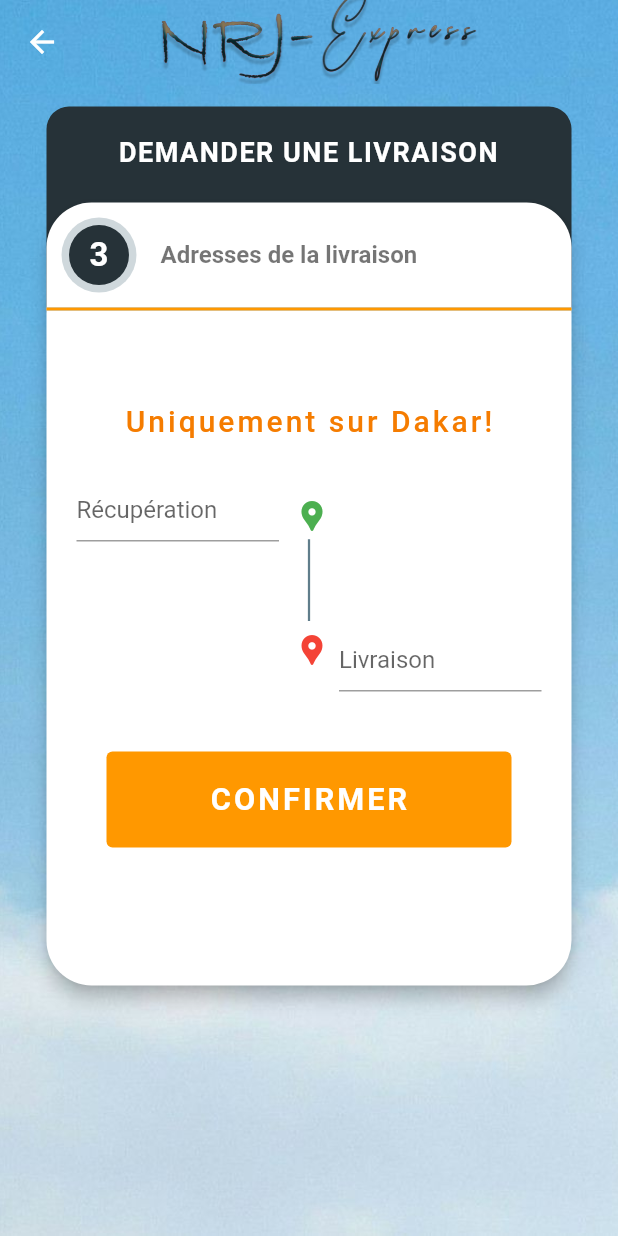
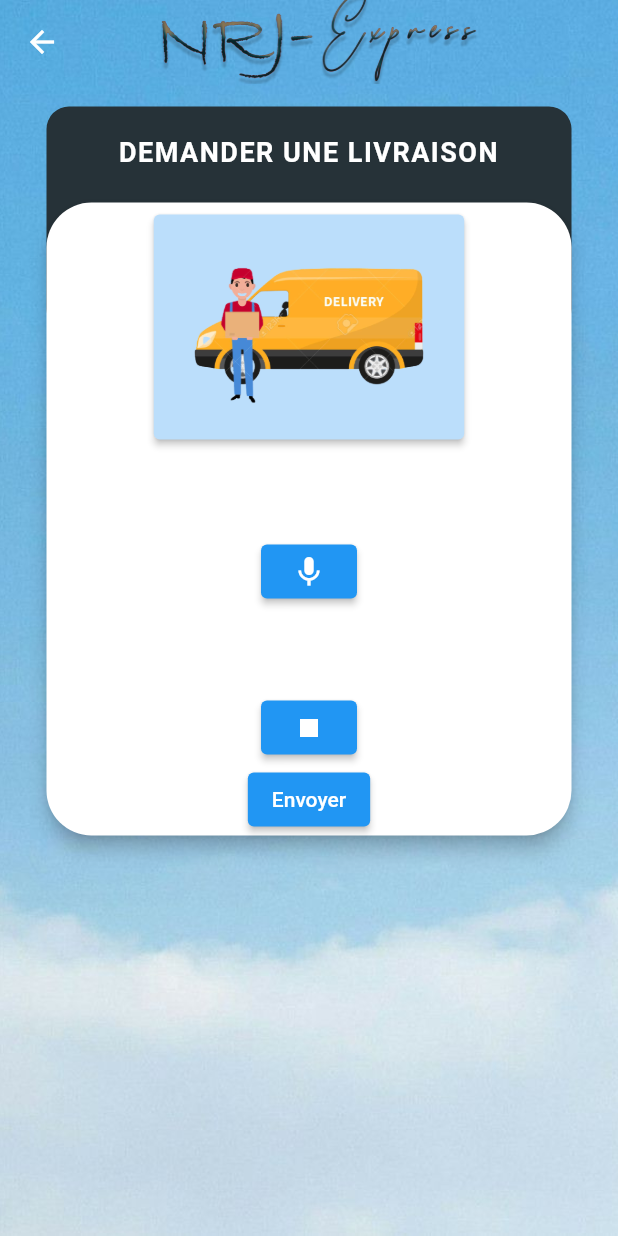
Before and after one commit to coldman-47/expeditious, a Flutter app: the NewDelivery screen opened directly, after a tap on "CONFIRMER", on a phone screen of 412 x 824 dp. Run offline on Flutter 3.47's test engine with Material 2 defaults, Android fonts, the phone set to English and light mode, and no system bars; drawn by our look-alikes of timeline_tile; our stand-ins replace assets_audio_player, logger, permission_handler; missing offline and left inert: flutter_sound.

Commit message:
Record and play audio

```diff
--- a/lib/components/adresses.dart
+++ b/lib/components/adresses.dart
@@ -1,5 +1,5 @@
-import 'package:flutter/cupertino.dart';
 import 'package:flutter/material.dart';
+import '../screens/screens.dart';
 import 'package:timeline_tile/timeline_tile.dart';
 
 class Adresses extends StatefulWidget {
@@ -69,7 +69,12 @@ class _AdressesState extends State<Adresses> {
                         padding: const EdgeInsets.all(20),
                         backgroundColor: Colors.orange,
                         primary: Colors.white),
-                    onPressed: () {}))
+                    onPressed: () {
+                      Navigator.push(
+                          context,
+                          MaterialPageRoute(
+                              builder: (context) => const RecordScreen()));
+                    }))
           ],
         ));
   }
--- /dev/null
+++ b/lib/components/components.dart
@@ -0,0 +1,2 @@
+export 'adresses.dart';
+export 'record.dart';
--- /dev/null
+++ b/lib/components/record.dart
@@ -0,0 +1,140 @@
+import 'dart:async';
+import 'dart:io';
+import 'package:flutter/cupertino.dart';
+import 'package:flutter/material.dart';
+import 'package:flutter_sound/flutter_sound.dart';
+import 'package:intl/date_symbol_data_local.dart';
+import 'package:permission_handler/permission_handler.dart';
+import 'package:assets_audio_player/assets_audio_player.dart';
+import 'package:path/path.dart' as path;
+import 'package:intl/intl.dart' show DateFormat;
+
+class Record extends StatefulWidget {
+  const Record({Key? key}) : super(key: key);
+
+  @override
+  _RecordState createState() => _RecordState();
+}
+
+class _RecordState extends State<Record> {
+  late FlutterSoundRecorder _myRecorder;
+  final audioPlayer = AssetsAudioPlayer();
+  late String filePath;
+  bool _isRecord = false;
+  bool _isPlaying = false;
+
+  @override
+  void initState() {
+    super.initState();
+    startIt();
+  }
+
+  @override
+  Widget build(BuildContext context) {
+    return Column(
+      children: [
+        ButtonBar(alignment: MainAxisAlignment.center, children: [
+          ElevatedButton(
+              style: ButtonStyle(
+                  backgroundColor:
+                      MaterialStateProperty.all<Color>(Colors.blue.shade100)),
+              onPressed: () {},
+              child: Container(
+                  height: 150,
+                  width: 175,
+                  decoration: const BoxDecoration(
+                      image: DecorationImage(
+                          image: AssetImage('images/van.png'),
+                          fit: BoxFit.contain)))),
+        ]),
+        const SizedBox(
+          height: 56,
+        ),
+        Center(
+            child: Column(
+          children: [
+            ElevatedButton(
+              child: Icon(_isRecord ? Icons.stop : Icons.mic),
+              onPressed: () {
+                setState(() {
+                  _isRecord = !_isRecord;
+                });
+                if (_isRecord) record();
+                if (!_isRecord) stopRecord();
+              },
+            ),
+            const SizedBox(
+              height: 56,
+            ),
+            ElevatedButton(
+              child: Icon(!_isPlaying ? Icons.stop : Icons.play_arrow),
+              onPressed: () {
+                setState(() {
+                  _isPlaying = !_isPlaying;
+                });
+                if (!_isPlaying) startPlaying();
+                if (_isPlaying) stopPlaying();
+              },
+            ),
+            ElevatedButton(
+              child: const Text("Envoyer"),
+              onPressed: startPlaying,
+            ),
+          ],
+        ))
+      ],
+    );
+  }
+
+  void startIt() async {
+    filePath = '/sdcard/Download/Express/audio.wav';
+    _myRecorder = FlutterSoundRecorder();
+    await _myRecorder.openAudioSession(
+        focus: AudioFocus.requestFocusAndStopOthers,
+        category: SessionCategory.playAndRecord,
+        mode: SessionMode.modeDefault,
+        device: AudioDevice.speaker);
+    await _myRecorder.setSubscriptionDuration(const Duration(milliseconds: 10));
+    await initializeDateFormatting();
+
+    await Permission.microphone.request();
+    await Permission.storage.request();
+    await Permission.manageExternalStorage.request();
+  }
+
+  Future<void> record() async {
+    Directory dir = Directory(path.dirname(filePath));
+    if (!dir.existsSync()) {
+      dir.createSync();
+    }
+    _myRecorder.openAudioSession();
+    await _myRecorder.startRecorder(
+      toFile: filePath,
+      codec: Codec.pcm16WAV,
+    );
+
+    StreamSubscription _recorderSubscription =
+        _myRecorder.onProgress!.listen((e) {
+      // var date = DateTime.fromMillisecondsSinceEpoch(e.duration.inMilliseconds,
+      //     isUtc: true);
+    });
+    _recorderSubscription.cancel();
+  }
+
+  Future<String> stopRecord() async {
+    _myRecorder.closeAudioSession();
+    return await _myRecorder.stopRecorder().then((value) => value.toString());
+  }
+
+  Future<void> startPlaying() async {
+    audioPlayer.open(
+      Audio.file(filePath),
+      autoStart: true,
+      showNotification: true,
+    );
+  }
+
+  Future<void> stopPlaying() async {
+    audioPlayer.stop();
+  }
+}
--- a/lib/main.dart
+++ b/lib/main.dart
@@ -1,5 +1,3 @@
-// ignore_for_file: prefer_const_constructors
-
 import 'package:flutter/material.dart';
 import 'package:nrj_express/src/authentication/user_code_form.dart';
 import 'src/authentication/user_phone_form.dart';
@@ -15,6 +13,7 @@ class MyApp extends StatelessWidget {
   @override
   Widget build(BuildContext context) {
     return MaterialApp(
+        debugShowCheckedModeBanner: false,
         title: 'Flutter Demo',
         theme: ThemeData(
           primarySwatch: Colors.blue,
--- /dev/null
+++ b/lib/screens/record_screen.dart
@@ -0,0 +1,74 @@
+import 'package:flutter/material.dart';
+import '../components/components.dart';
+
+class RecordScreen extends StatefulWidget {
+  final String title = 'Envoyez les adresses de la livraison par message vocal';
+  final String index = '3';
+  final double stepValue = 0.33;
+
+  const RecordScreen({Key? key}) : super(key: key);
+
+  @override
+  _RecordScreenState createState() => _RecordScreenState();
+}
+
+class _RecordScreenState extends State<RecordScreen> {
+  @override
+  Widget build(BuildContext context) {
+    return Container(
+        decoration: const BoxDecoration(
+            image: DecorationImage(
+                image: AssetImage('images/bg.jpg'), fit: BoxFit.cover)),
+        child: Scaffold(
+            backgroundColor: Colors.transparent,
+            appBar: AppBar(
+                backgroundColor: Colors.transparent,
+                title: const Image(
+                    image: AssetImage('images/logo.png'),
+                    fit: BoxFit.contain,
+                    height: 75,
+                    width: 250),
+                centerTitle: true,
+                elevation: 0),
+            body: Container(
+                constraints: const BoxConstraints.expand(),
+                padding: const EdgeInsets.symmetric(
+                    vertical: 10, horizontal: 25), //.all(25),
+                child: Container(
+                    padding: const EdgeInsets.all(5),
+                    width: 350,
+                    child: Stack(
+                        clipBehavior: Clip.none,
+                        alignment: Alignment.topCenter,
+                        children: [
+                          Positioned(
+                              child: Container(
+                                  padding: const EdgeInsets.all(20),
+                                  decoration: BoxDecoration(
+                                      color: Colors.blueGrey[900],
+                                      borderRadius: BorderRadius.circular(15)),
+                                  height: 150,
+                                  width: 350,
+                                  child: const Text('DEMANDER UNE LIVRAISON',
+                                      textAlign: TextAlign.center,
+                                      style: TextStyle(
+                                          color: Colors.white,
+                                          fontSize: 18,
+                                          letterSpacing: 1,
+                                          fontWeight: FontWeight.bold)))),
+                          Positioned(
+                              top: 60,
+                              child: Card(
+                                elevation: 5,
+                                shape: RoundedRectangleBorder(
+                                    borderRadius: BorderRadius.circular(30)),
+                                child: Container(
+                                    width: 350,
+                                    decoration: BoxDecoration(
+                                        borderRadius:
+                                            BorderRadius.circular(30)),
+                                    child: const Record()),
+                              ))
+                        ])))));
+  }
+}
--- /dev/null
+++ b/lib/screens/screens.dart
@@ -0,0 +1 @@
+export 'record_screen.dart';
```
Also changed, not shown: pubspec.yaml (+5 -61 lines), pubspec.lock, 2 other files.
